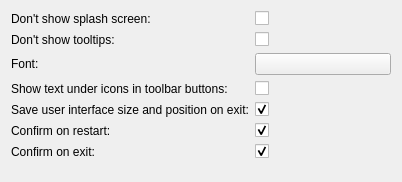
Qt form Base/QTGUI/Resources/UI/qSlicerSettingsGeneralPanel.ui (gezidan/Slicer) before a commit.
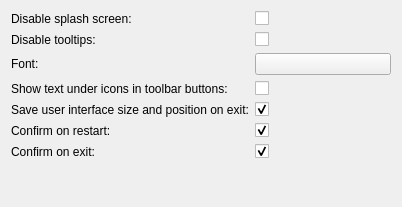
The same form after that commit. Custom widgets are drawn as their Qt base class.

Commit message: STYLE: In settings, use "Disable ... / Skip ..." syntax instead of "Don't ..."

What changed in the file:
```diff
--- a/Base/QTGUI/Resources/UI/qSlicerSettingsGeneralPanel.ui
+++ b/Base/QTGUI/Resources/UI/qSlicerSettingsGeneralPanel.ui
@@ -7,7 +7,7 @@
     <x>0</x>
     <y>0</y>
     <width>402</width>
-    <height>182</height>
+    <height>207</height>
    </rect>
   </property>
   <property name="windowTitle">
@@ -17,7 +17,7 @@
    <item row="3" column="0">
     <widget class="QLabel" name="ShowToolTipsLabel">
      <property name="text">
-      <string>Don't show tooltips:</string>
+      <string>Disable tooltips:</string>
      </property>
     </widget>
    </item>
@@ -31,7 +31,7 @@
    <item row="2" column="0">
     <widget class="QLabel" name="ShowSplashScreenLabel">
      <property name="text">
-      <string>Don't show splash screen:</string>
+      <string>Disable splash screen:</string>
      </property>
     </widget>
    </item>
```
The commit also changes 1 other file.
